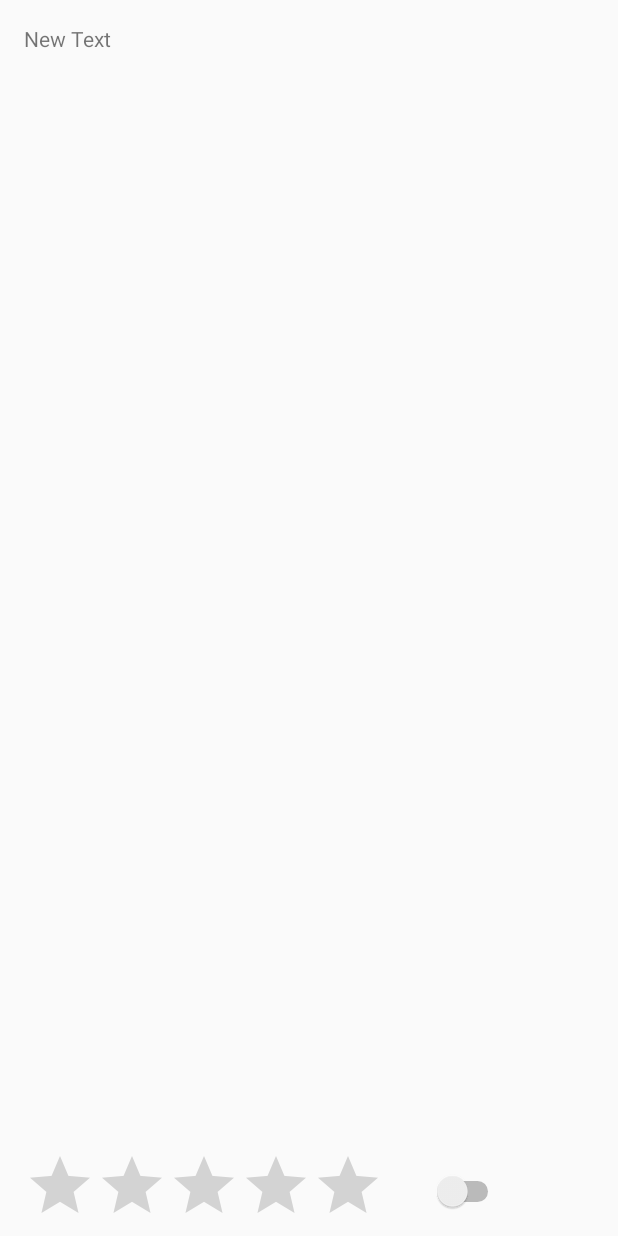
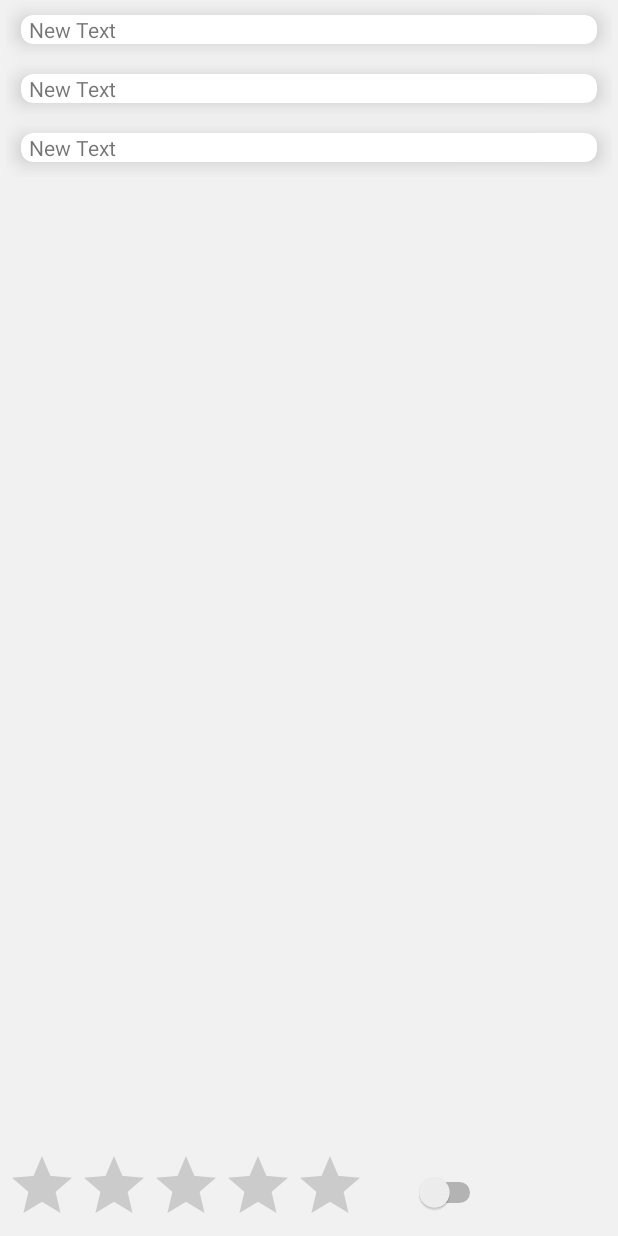
Before and after one commit to Sikorsky-lh/ShanBay, an Android app: the ArticleActivity screen opened directly, with no data from a screen before it, on a phone screen of 412 x 824 dp. Run offline under Robolectric (Android 15) with nearby library versions, the phone set to English and light mode, and no system bars; 1 statement that could not run was skipped.

Commit message:
some ui attempts

```diff
--- a/app/build.gradle
+++ b/app/build.gradle
@@ -24,4 +24,5 @@ dependencies {
     testCompile 'junit:junit:4.12'
     compile 'com.android.support:appcompat-v7:23.1.0'
     compile 'com.android.support:design:23.1.0'
+    compile 'com.android.support:cardview-v7:23.1.0'
 }
--- a/app/src/main/res/layout/activity_article.xml
+++ b/app/src/main/res/layout/activity_article.xml
@@ -1,21 +1,84 @@
 <?xml version="1.0" encoding="utf-8"?>
-<RelativeLayout xmlns:android="http://schemas.android.com/apk/res/android"
-    xmlns:tools="http://schemas.android.com/tools" android:layout_width="match_parent"
-    android:layout_height="match_parent" android:paddingLeft="@dimen/activity_horizontal_margin"
+<LinearLayout
+    xmlns:android="http://schemas.android.com/apk/res/android"
+    xmlns:tools="http://schemas.android.com/tools"
+    android:orientation="vertical"
+    android:layout_width="match_parent"
+    android:layout_height="match_parent"
+    android:paddingLeft="@dimen/activity_horizontal_margin"
     android:paddingRight="@dimen/activity_horizontal_margin"
-    android:paddingTop="@dimen/activity_vertical_margin"
+    android:background="@drawable/grey"
     tools:context="edu.mushrchun.shanbay.ArticleActivity">
     <ScrollView
         android:layout_width="match_parent"
-        android:layout_height="480dp"
+        android:layout_height="0dp"
+        android:layout_weight="1"
         android:id="@+id/scrollView">
+        <LinearLayout
+            android:layout_width="match_parent"
+            android:layout_height="wrap_content"
+            android:orientation="vertical">
+            <android.support.v7.widget.CardView
+                xmlns:card_view="http://schemas.android.com/apk/res-auto"
+                android:layout_margin="10dp"
+                android:layout_width="match_parent"
+                android:layout_height="wrap_content"
+                card_view:cardCornerRadius="8dp"
+                card_view:cardElevation="8dp"
+                android:clickable="true"
+                android:foreground="?android:attr/selectableItemBackground">
                 <TextView
                     android:layout_width="wrap_content"
                     android:layout_height="wrap_content"
                     android:text="New Text"
-            android:id="@+id/articleContent"/>
+                    android:id="@+id/articleContent"
+                    android:layout_marginStart="5dp"
+                    android:layout_marginEnd="5dp"/>
+            </android.support.v7.widget.CardView>
+            <android.support.v7.widget.CardView
+                xmlns:card_view="http://schemas.android.com/apk/res-auto"
+                android:layout_margin="10dp"
+                android:layout_width="match_parent"
+                android:layout_height="wrap_content"
+                card_view:cardCornerRadius="8dp"
+                card_view:cardElevation="8dp"
+                android:clickable="true"
+                android:foreground="?android:attr/selectableItemBackground">
+                <TextView
+                    android:layout_width="wrap_content"
+                    android:layout_height="wrap_content"
+                    android:text="New Text"
+                    android:id="@+id/wordsContent"
+                    android:layout_marginStart="5dp"
+                    android:layout_marginEnd="5dp"/>
+            </android.support.v7.widget.CardView>
+            <android.support.v7.widget.CardView
+                xmlns:card_view="http://schemas.android.com/apk/res-auto"
+                android:layout_margin="10dp"
+                android:layout_width="match_parent"
+                android:layout_height="wrap_content"
+                card_view:cardCornerRadius="8dp"
+                card_view:cardElevation="8dp"
+                android:clickable="true"
+                android:foreground="?android:attr/selectableItemBackground">
+                <TextView
+                    android:layout_width="wrap_content"
+                    android:layout_height="wrap_content"
+                    android:text="New Text"
+                    android:id="@+id/translationsContent"
+                    android:layout_marginStart="5dp"
+                    android:layout_marginEnd="5dp"/>
+            </android.support.v7.widget.CardView>
+
+
+        </LinearLayout>
+
     </ScrollView>
 
+    <LinearLayout
+        android:layout_width="match_parent"
+        android:layout_height="wrap_content"
+        android:layout_weight="0">
         <RatingBar
             android:layout_width="wrap_content"
             android:layout_height="wrap_content"
@@ -26,8 +89,9 @@
             android:layout_width="wrap_content"
             android:layout_height="wrap_content"
             android:id="@+id/switcher"
-        android:layout_toRightOf="@id/ratingBar"
-        android:layout_alignParentBottom="true"
+            android:layout_gravity="center_vertical"
             android:layout_marginLeft="32dp"
-        android:layout_marginBottom="16dp"/>
-</RelativeLayout>
+            />
+    </LinearLayout>
+
+</LinearLayout>
--- a/app/src/main/res/values-v21/styles.xml
+++ b/app/src/main/res/values-v21/styles.xml
@@ -3,6 +3,6 @@
         <item name="windowActionBar">false</item>
         <item name="windowNoTitle">true</item>
         <item name="android:windowDrawsSystemBarBackgrounds">true</item>
-        <item name="android:statusBarColor">@android:color/transparent</item>
+        <item name="android:statusBarColor">@color/colorPrimaryDark</item>
     </style>
 </resources>
--- a/app/src/main/res/values/dimens.xml
+++ b/app/src/main/res/values/dimens.xml
@@ -1,6 +1,6 @@
 <resources>
     <!-- Default screen margins, per the Android Design guidelines. -->
-    <dimen name="activity_horizontal_margin">16dp</dimen>
+    <dimen name="activity_horizontal_margin">4dp</dimen>
     <dimen name="activity_vertical_margin">16dp</dimen>
     <dimen name="fab_margin">16dp</dimen>
 </resources>
--- a/app/src/main/res/values/strings.xml
+++ b/app/src/main/res/values/strings.xml
@@ -2,4 +2,8 @@
     <string name="app_name">ShanBay</string>
     <string name="title_activity_content">ContentActivity</string>
     <string name="action_settings">Settings</string>
+    <drawable name="grey">#F1F1F1</drawable>
+
+<!-- TODO: Remove or change this placeholder text -->
+    <string name="hello_blank_fragment">Hello blank fragment</string>
 </resources>
```
Also changed, not shown: app/src/main/AndroidManifest.xml (+7 -3 lines), app/src/main/java/edu/mushrchun/shanbay/ContentActivity.java (added, +57 -0 lines), app/src/main/java/edu/mushrchun/shanbay/ContentFragment.java (added, +44 -0 lines), app/src/main/res/layout/activity_content.xml (added, +23 -0 lines), app/src/main/res/layout/fragment_viewpager.xml (added, +14 -0 lines), 1 other file. Lines whose indentation alone changed are shown as unchanged.
